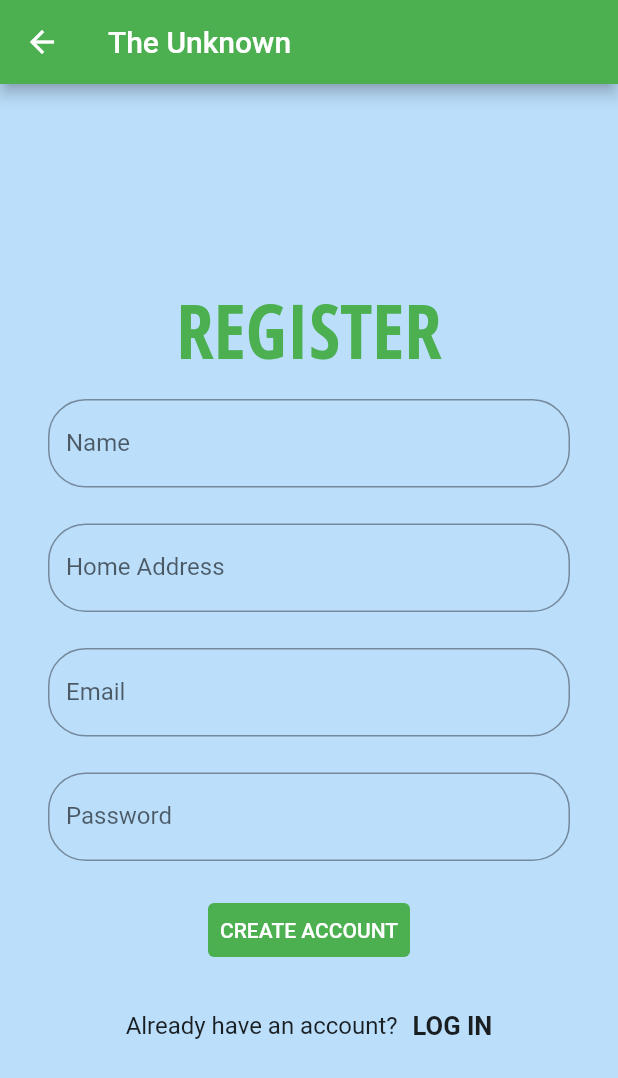
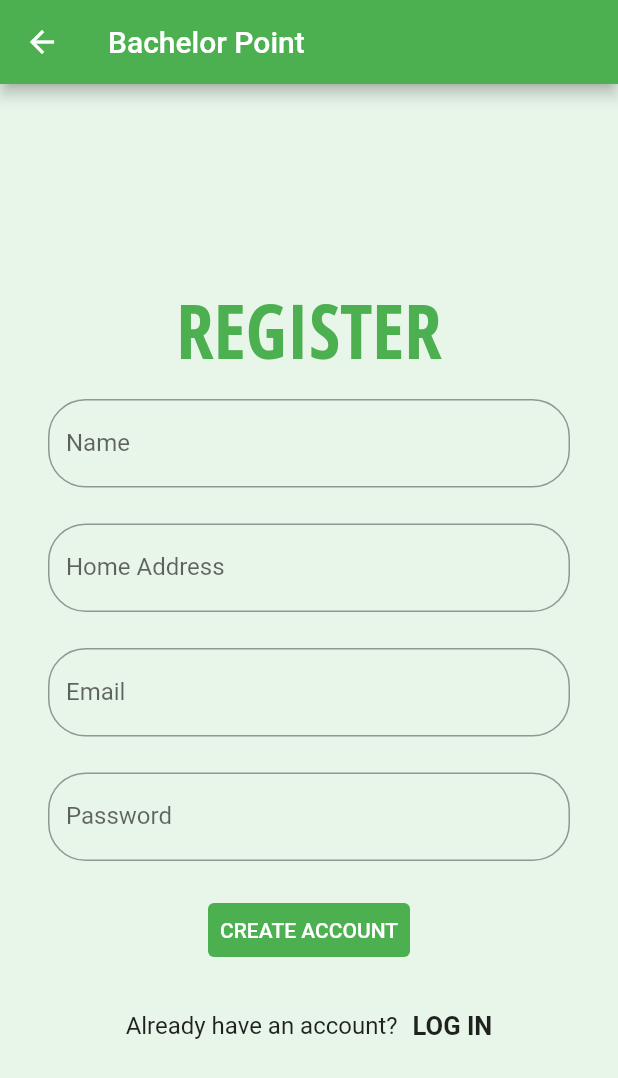
Before and after one commit to mdshadatrahman/mess_app, a Flutter app: the HomeScreen screen opened directly, after a tap on "Log out", after a tap on "REGISTER", on a phone screen of 412 x 824 dp. Shown: the top 1078 px of the screen. Run offline on Flutter 3.47's test engine with Material 2 defaults, Android fonts, the phone set to English and light mode, and no system bars; drawn by our look-alikes of modal_progress_hud_nsn; our stand-ins replace cloud_firestore, firebase_auth, firebase_core, get, google_fonts; accounts and stored records are empty; network calls fail.

Commit message:
initial release

```diff
--- a/lib/Utilities/constants.dart
+++ b/lib/Utilities/constants.dart
@@ -3,10 +3,11 @@ import 'package:intl/intl.dart';
 
 class Constants {
   final primaryColor = Colors.green;
-  final appName = 'The Unknown';
+  final secondaryColor = Colors.green.shade50;
+  final appName = 'Bachelor Point';
 
-  getCurrentDate() {
-    return DateFormat('dd-MM-yyyy')
-        .format(DateTime.now().add(const Duration(days: 1)));
-  }
+  // getCurrentDate() {
+  //   return DateFormat('dd-MM-yyyy')
+  //       .format(DateTime.now().add(const Duration(days: 1)));
+  // }
 }
--- a/lib/screens/home.dart
+++ b/lib/screens/home.dart
@@ -47,7 +47,7 @@ class _HomeScreenState extends State<HomeScreen> {
       inAsyncCall: isSpinning,
       child: Scaffold(
         appBar: AppBar(
-          title: const Text('The Unknown'),
+          title: Text(Constants().appName),
           backgroundColor: Constants().primaryColor,
           actions: [
             InkWell(
@@ -77,13 +77,16 @@ class _HomeScreenState extends State<HomeScreen> {
             ),
           ],
         ),
-        body: PageView(
+        body: Container(
+          color: Constants().secondaryColor,
+          child: PageView(
             controller: pageController,
             onPageChanged: onPageChanged,
             children: [
               const MyMeal(),
               getAllMealCount(),
             ],
+          ),
         ),
         // bottomNavigationBar: CupertinoTabBar(
         //   onTap: navigationTapped,
--- a/lib/screens/login.dart
+++ b/lib/screens/login.dart
@@ -1,3 +1,5 @@
+import 'dart:developer';
+
 import 'package:flutter/material.dart';
 import 'package:get/get.dart';
 import 'package:google_fonts/google_fonts.dart';
@@ -39,9 +41,11 @@ class _LoginScreenState extends State<LoginScreen> {
         ),
         body: SafeArea(
           child: Container(
-            color: Colors.blue.shade100,
+            color: Constants().secondaryColor,
             child: Padding(
               padding: const EdgeInsets.symmetric(horizontal: 20),
+              child: Center(
+                child: SingleChildScrollView(
                   child: Column(
                     mainAxisAlignment: MainAxisAlignment.center,
                     children: [
@@ -83,7 +87,7 @@ class _LoginScreenState extends State<LoginScreen> {
                               );
                             }
                           } catch (e) {
-                        print(e);
+                            log(e.toString());
                           }
                           _emailController.clear();
                           _passwordController.clear();
@@ -107,6 +111,8 @@ class _LoginScreenState extends State<LoginScreen> {
               ),
             ),
           ),
+        ),
+      ),
     );
   }
 }
--- a/lib/screens/my_meal.dart
+++ b/lib/screens/my_meal.dart
@@ -28,6 +28,7 @@ class _MyMealState extends State<MyMeal> {
     final _firestore = FirebaseFirestore.instance;
     final _auth = FirebaseAuth.instance;
     return Column(
+      mainAxisAlignment: MainAxisAlignment.center,
       children: [
         Padding(
           padding: const EdgeInsets.all(8.0),
--- a/lib/screens/signup.dart
+++ b/lib/screens/signup.dart
@@ -47,9 +47,11 @@ class _SignUpScreenState extends State<SignUpScreen> {
         ),
         body: SafeArea(
           child: Container(
-            color: Colors.blue.shade100,
+            color: Constants().secondaryColor,
             child: Padding(
               padding: const EdgeInsets.symmetric(horizontal: 20),
+              child: Center(
+                child: SingleChildScrollView(
                   child: Column(
                     mainAxisAlignment: MainAxisAlignment.center,
                     children: [
@@ -145,6 +147,8 @@ class _SignUpScreenState extends State<SignUpScreen> {
               ),
             ),
           ),
+        ),
+      ),
     );
   }
 }
```
Lines whose indentation alone changed are shown as unchanged.
